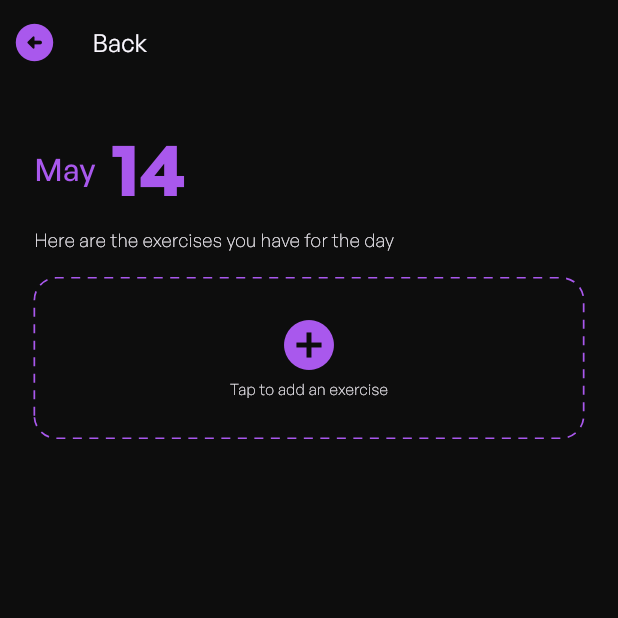
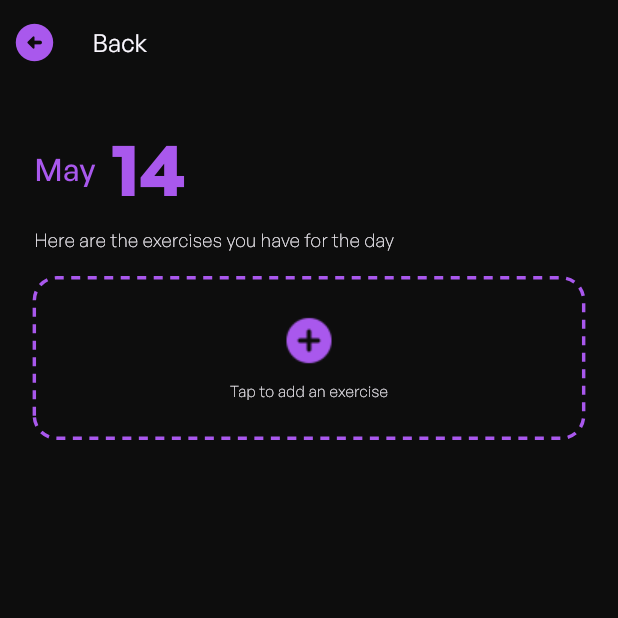
Before and after one commit to MNJDen/WeFit, a Flutter app: the SetExercise screen opened directly with empty values, on a phone screen of 412 x 824 dp, the top half of it. Run offline on Flutter 3.47's test engine with Material 3 defaults, Android fonts, the phone set to English and light mode, and no system bars; drawn by our look-alikes of dotted_border; our stand-ins replace carousel_slider, cloud_firestore, firebase_auth, firebase_core, firebase_storage, flutter_animate and 3 more; accounts and stored records are empty; network calls fail; project files that could hold a hidden picture were left out.

Commit message:
Revert "Pages: Update Set Exercise"
This reverts commit 58c3784ec37b332441f6d74aab0cec7e9d9e5b00.

```diff
--- a/lib/Screens/SetExercise.dart
+++ b/lib/Screens/SetExercise.dart
@@ -123,7 +123,7 @@ class _SetExerciseState extends State<SetExercise> {
                     child: DottedBorder(
                       dashPattern: [6, 5, 6, 5],
                       color: purpleColor,
-                      strokeWidth: 1.w,
+                      strokeWidth: 2.w,
                       borderType: BorderType.RRect,
                       radius: Radius.circular(15),
                       child: Container(
@@ -132,14 +132,12 @@ class _SetExerciseState extends State<SetExercise> {
                         child: Column(
                           mainAxisAlignment: MainAxisAlignment.center,
                           children: [
-                            Icon(
-                              Icons.add_circle,
-                              color: purpleColor,
-                              size: 40.0,
-                              semanticLabel:
-                                  'Text to announce in accessibility modes',
+                            Image.asset(
+                              'assets/images/Plus.png', // Replace this with the path to your plus icon image
+                              height: 36.h,
+                              width: 36.w,
                             ),
-                            SizedBox(height: 2.h),
+                            SizedBox(height: 8.h),
                             Text(
                               'Tap to add an exercise',
                               style: TextStyle(
```
